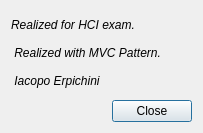
This is view_gui/about.ui in iacopoerpichini/ConwayGameOfLife as Qt 5 draws it before an edit. The edited form follows.
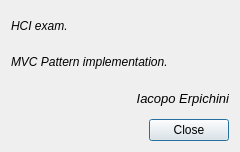
This is the edited form.

The edit to the form file:
```diff
--- a/view_gui/about.ui
+++ b/view_gui/about.ui
@@ -6,8 +6,8 @@
    <rect>
     <x>0</x>
     <y>0</y>
-    <width>203</width>
-    <height>133</height>
+    <width>240</width>
+    <height>152</height>
    </rect>
   </property>
   <property name="windowTitle">
@@ -19,17 +19,45 @@
   <layout class="QVBoxLayout" name="verticalLayout">
    <item>
     <widget class="QLabel" name="label">
+     <property name="enabled">
+      <bool>true</bool>
+     </property>
      <property name="font">
       <font>
        <italic>true</italic>
       </font>
      </property>
      <property name="text">
-      <string>Realized for HCI exam. 
-
- Realized with MVC Pattern. 
-
- Iacopo Erpichini </string>
+      <string>HCI exam.</string>
+     </property>
+    </widget>
+   </item>
+   <item>
+    <widget class="QLabel" name="label_2">
+     <property name="font">
+      <font>
+       <italic>true</italic>
+      </font>
+     </property>
+     <property name="text">
+      <string>MVC Pattern implementation.</string>
+     </property>
+    </widget>
+   </item>
+   <item>
+    <widget class="QLabel" name="label_3">
+     <property name="font">
+      <font>
+       <pointsize>10</pointsize>
+       <italic>true</italic>
+       <underline>false</underline>
+      </font>
+     </property>
+     <property name="text">
+      <string>Iacopo Erpichini</string>
+     </property>
+     <property name="alignment">
+      <set>Qt::AlignRight|Qt::AlignTrailing|Qt::AlignVCenter</set>
      </property>
     </widget>
    </item>
```
